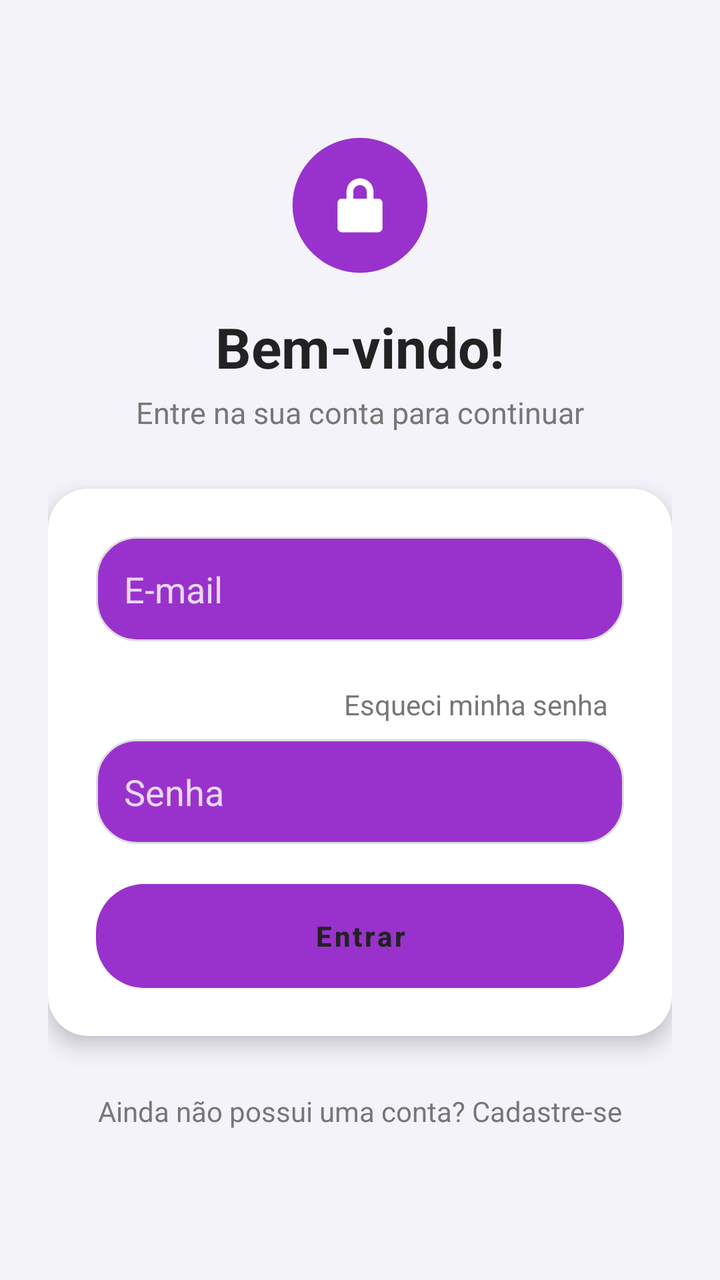
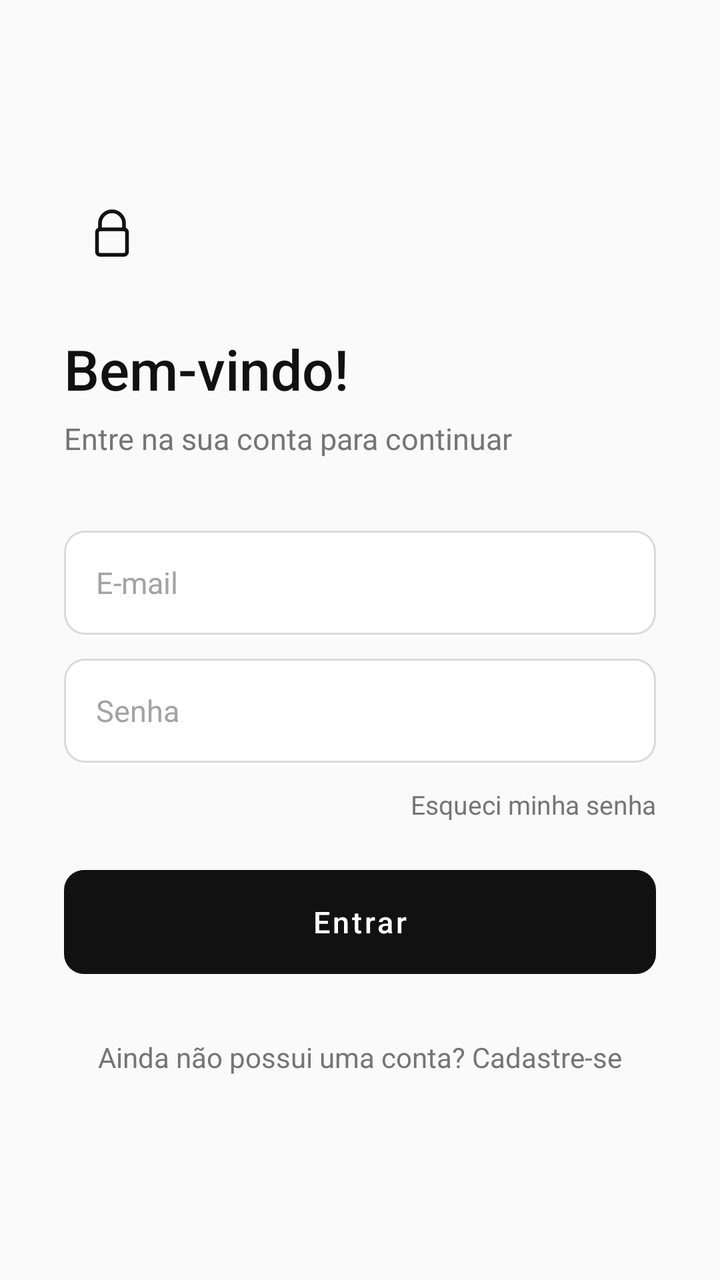

Two renders of the same Android screen: before a commit and after it. Below are the layout's source before the change and the commit's diff.
<!-- AndroidManifest.xml: application theme Theme.LoginFirebase -->
<!-- res/layout/activity_login.xml -->
<?xml version="1.0" encoding="utf-8"?>
<ScrollView xmlns:android="http://schemas.android.com/apk/res/android"
    xmlns:app="http://schemas.android.com/apk/res-auto"
    android:layout_width="match_parent"
    android:layout_height="match_parent"
    android:background="@color/screen_background"
    android:fillViewport="true">

    <LinearLayout
        android:layout_width="match_parent"
        android:layout_height="match_parent"
        android:orientation="vertical"
        android:gravity="center"
        android:padding="24dp">

        <ImageView
            android:layout_width="72dp"
            android:layout_height="72dp"
            android:layout_marginBottom="16dp"
            android:contentDescription="@string/app_name"
            android:src="@drawable/ic_lock_circle" />

        <TextView
            android:layout_width="wrap_content"
            android:layout_height="wrap_content"
            android:text="@string/login_title"
            android:textSize="28sp"
            android:textStyle="bold"
            android:textColor="@color/text_title"
            android:layout_marginBottom="4dp" />

        <TextView
            android:layout_width="wrap_content"
            android:layout_height="wrap_content"
            android:text="@string/login_subtitle"
            android:textSize="15sp"
            android:textColor="@color/text_subtitle"
            android:layout_marginBottom="28dp" />

        <com.google.android.material.card.MaterialCardView
            android:layout_width="match_parent"
            android:layout_height="wrap_content"
            app:cardCornerRadius="20dp"
            app:cardElevation="6dp"
            app:cardBackgroundColor="@color/white">

            <LinearLayout
                android:layout_width="match_parent"
                android:layout_height="wrap_content"
                android:orientation="vertical"
                android:padding="24dp">

                <EditText
                    android:id="@+id/editEmail"
                    android:layout_width="match_parent"
                    android:layout_height="wrap_content"
                    android:background="@drawable/edittext_background"
                    android:hint="@string/hint_email"
                    android:textColor="@color/white"
                    android:textColorHint="@color/hint_on_purple"
                    android:inputType="textEmailAddress"
                    android:padding="14dp"
                    android:layout_marginBottom="14dp"
                    android:autofillHints="emailAddress" />

                <TextView
                    android:id="@+id/txtRecuperarSenha"
                    android:layout_width="wrap_content"
                    android:layout_height="wrap_content"
                    android:text="@string/forgot_password"
                    android:textColor="@color/text_subtitle"
                    android:padding="8dp"
                    android:layout_gravity="end"
                    android:clickable="true"
                    android:focusable="true" />


                <EditText
                    android:id="@+id/editSenha"
                    android:layout_width="match_parent"
                    android:layout_height="wrap_content"
                    android:background="@drawable/edittext_background"
                    android:hint="@string/hint_senha"
                    android:textColor="@color/white"
                    android:textColorHint="@color/hint_on_purple"
                    android:inputType="textPassword"
                    android:padding="14dp"
                    android:layout_marginBottom="20dp"
                    android:autofillHints="password" />

                <Button
                    android:id="@+id/btnLogin"
                    android:layout_width="match_parent"
                    android:layout_height="52dp"
                    android:background="@drawable/button_login_background"
                    android:text="@string/btn_entrar"
                    android:textColor="@color/text_title"
                    android:textStyle="bold"
                    android:textAllCaps="false"
                    android:elevation="0dp"
                    android:stateListAnimator="@null" />

                <ProgressBar
                    android:id="@+id/progressBar"
                    android:layout_width="wrap_content"
                    android:layout_height="wrap_content"
                    android:layout_marginTop="16dp"
                    android:layout_gravity="center"
                    android:visibility="gone" />

            </LinearLayout>

        </com.google.android.material.card.MaterialCardView>

        <TextView
            android:id="@+id/txtCadastro"
            android:layout_width="wrap_content"
            android:layout_height="wrap_content"
            android:text="@string/txt_cadastro"
            android:textSize="14sp"
            android:textColor="@color/text_subtitle"
            android:padding="8dp"
            android:layout_marginTop="20dp"
            android:clickable="true"
            android:focusable="true" />

    </LinearLayout>

</ScrollView>
<!-- resources referenced by this layout -->
<resources>
  <color name="hint_on_purple">#EAD8F5</color>
  <color name="screen_background">#F5F3FA</color>
  <color name="text_subtitle">#777777</color>
  <color name="text_title">#222222</color>
  <color name="white">#FFFFFFFF</color>
  <!-- drawable button_login_background (drawable) -->
  <?xml version="1.0" encoding="utf-8"?>
  <ripple xmlns:android="http://schemas.android.com/apk/res/android"
      android:color="@color/text_title">
  
      <item>
          <shape android:shape="rectangle">
              <solid android:color="@color/login_button" />
              <corners android:radius="24dp" />
          </shape>
      </item>
  
  </ripple>
  <!-- drawable edittext_background (drawable) -->
  <?xml version="1.0" encoding="utf-8"?>
  <shape xmlns:android="http://schemas.android.com/apk/res/android"
      android:shape="rectangle">
  
      <solid android:color="@color/login_field_bg" />
  
      <corners android:radius="20dp" />
  
      <stroke
          android:width="1dp"
          android:color="@color/login_field_stroke" />
  
      <padding
          android:left="16dp"
          android:right="16dp"
          android:top="4dp"
          android:bottom="4dp" />
  
  </shape>
  <!-- drawable ic_lock_circle (drawable) -->
  <?xml version="1.0" encoding="utf-8"?>
  <vector xmlns:android="http://schemas.android.com/apk/res/android"
      android:width="64dp"
      android:height="64dp"
      android:viewportWidth="64"
      android:viewportHeight="64">
  
      <path
          android:pathData="M32,2 A30,30 0 1,0 32,62 A30,30 0 1,0 32,2 Z"
          android:fillColor="@color/login_field_bg" />
  
      <path
          android:pathData="M32,20 C28.7,20 26,22.7 26,26 L26,29 L24,29 C22.9,29 22,29.9 22,31 L22,42 C22,43.1 22.9,44 24,44 L40,44 C41.1,44 42,43.1 42,42 L42,31 C42,29.9 41.1,29 40,29 L38,29 L38,26 C38,22.7 35.3,20 32,20 Z M32,23 C33.66,23 35,24.34 35,26 L35,29 L29,29 L29,26 C29,24.34 30.34,23 32,23 Z"
          android:fillColor="@color/white" />
  
  </vector>
  <string name="app_name">CampusHub</string>
  <string name="btn_entrar">Entrar</string>
  <string name="forgot_password">Esqueci minha senha</string>
  <string name="hint_email">E-mail</string>
  <string name="hint_senha">Senha</string>
  <string name="login_subtitle">Entre na sua conta para continuar</string>
  <string name="login_title">Bem-vindo!</string>
  <string name="txt_cadastro">Ainda não possui uma conta? Cadastre-se</string>
  <style name="Theme.LoginFirebase" parent="Theme.MaterialComponents.DayNight.NoActionBar">
          
          <item name="colorPrimary">@color/login_field_bg</item>
          <item name="colorPrimaryVariant">@color/login_field_bg</item>
          <item name="colorOnPrimary">@color/white</item>
          
          <item name="colorSecondary">@color/login_button</item>
          <item name="colorSecondaryVariant">@color/login_button</item>
          <item name="colorOnSecondary">@color/text_title</item>
          
          <item name="android:statusBarColor">@color/login_field_bg</item>
          <item name="android:windowBackground">@color/screen_background</item>
      </style>
  <color name="login_button">#7FFF00</color>
  <color name="login_field_bg">#9932CC</color>
  <color name="login_field_stroke">#DDDDDD</color>
</resources>

<!-- the commit's change to res/layout/activity_login.xml (unified diff, before → after) -->
@@ -1,6 +1,5 @@
 <?xml version="1.0" encoding="utf-8"?>
 <ScrollView xmlns:android="http://schemas.android.com/apk/res/android"
-    xmlns:app="http://schemas.android.com/apk/res-auto"
     android:layout_width="match_parent"
     android:layout_height="match_parent"
     android:background="@color/screen_background"
@@ -10,13 +9,13 @@
         android:layout_width="match_parent"
         android:layout_height="match_parent"
         android:orientation="vertical"
-        android:gravity="center"
-        android:padding="24dp">
+        android:gravity="center_vertical"
+        android:padding="32dp">
 
         <ImageView
-            android:layout_width="72dp"
-            android:layout_height="72dp"
-            android:layout_marginBottom="16dp"
+            android:layout_width="48dp"
+            android:layout_height="48dp"
+            android:layout_marginBottom="24dp"
             android:contentDescription="@string/app_name"
             android:src="@drawable/ic_lock_circle" />
 
@@ -25,9 +24,9 @@
             android:layout_height="wrap_content"
             android:text="@string/login_title"
             android:textSize="28sp"
-            android:textStyle="bold"
+            android:fontFamily="sans-serif-medium"
             android:textColor="@color/text_title"
-            android:layout_marginBottom="4dp" />
+            android:layout_marginBottom="6dp" />
 
         <TextView
             android:layout_width="wrap_content"
@@ -35,82 +34,72 @@
             android:text="@string/login_subtitle"
             android:textSize="15sp"
             android:textColor="@color/text_subtitle"
-            android:layout_marginBottom="28dp" />
+            android:layout_marginBottom="36dp" />
 
-        <com.google.android.material.card.MaterialCardView
+        <EditText
+            android:id="@+id/editEmail"
             android:layout_width="match_parent"
+            android:layout_height="52dp"
+            android:background="@drawable/edittext_background"
+            android:hint="@string/hint_email"
+            android:textColor="@color/text_title"
+            android:textColorHint="@color/text_hint"
+            android:textSize="15sp"
+            android:inputType="textEmailAddress"
+            android:paddingLeft="16dp"
+            android:paddingRight="16dp"
+            android:layout_marginBottom="12dp"
+            android:autofillHints="emailAddress" />
+
+        <EditText
+            android:id="@+id/editSenha"
+            android:layout_width="match_parent"
+            android:layout_height="52dp"
+            android:background="@drawable/edittext_background"
+            android:hint="@string/hint_senha"
+            android:textColor="@color/text_title"
+            android:textColorHint="@color/text_hint"
+            android:textSize="15sp"
+            android:inputType="textPassword"
+            android:paddingLeft="16dp"
+            android:paddingRight="16dp"
+            android:layout_marginBottom="4dp"
+            android:autofillHints="password" />
+
+        <TextView
+            android:id="@+id/txtRecuperarSenha"
+            android:layout_width="wrap_content"
             android:layout_height="wrap_content"
-            app:cardCornerRadius="20dp"
-            app:cardElevation="6dp"
-            app:cardBackgroundColor="@color/white">
+            android:text="@string/forgot_password"
+            android:textSize="13sp"
+            android:textColor="@color/text_subtitle"
+            android:paddingTop="8dp"
+            android:paddingBottom="8dp"
+            android:layout_gravity="end"
+            android:layout_marginBottom="16dp"
+            android:clickable="true"
+            android:focusable="true" />
 
-            <LinearLayout
-                android:layout_width="match_parent"
-                android:layout_height="wrap_content"
-                android:orientation="vertical"
-                android:padding="24dp">
+        <Button
+            android:id="@+id/btnLogin"
+            android:layout_width="match_parent"
+            android:layout_height="52dp"
+            android:background="@drawable/button_login_background"
+            android:text="@string/btn_entrar"
+            android:textColor="@color/white"
+            android:textSize="15sp"
+            android:fontFamily="sans-serif-medium"
+            android:textAllCaps="false"
+            android:elevation="0dp"
+            android:stateListAnimator="@null" />
 
-                <EditText
-                    android:id="@+id/editEmail"
-                    android:layout_width="match_parent"
-                    android:layout_height="wrap_content"
-                    android:background="@drawable/edittext_background"
-                    android:hint="@string/hint_email"
-                    android:textColor="@color/white"
-                    android:textColorHint="@color/hint_on_purple"
-                    android:inputType="textEmailAddress"
-                    android:padding="14dp"
-                    android:layout_marginBottom="14dp"
-                    android:autofillHints="emailAddress" />
-
-                <TextView
-                    android:id="@+id/txtRecuperarSenha"
-                    android:layout_width="wrap_content"
-                    android:layout_height="wrap_content"
-                    android:text="@string/forgot_password"
-                    android:textColor="@color/text_subtitle"
-                    android:padding="8dp"
-                    android:layout_gravity="end"
-                    android:clickable="true"
-                    android:focusable="true" />
-
-
-                <EditText
-                    android:id="@+id/editSenha"
-                    android:layout_width="match_parent"
-                    android:layout_height="wrap_content"
-                    android:background="@drawable/edittext_background"
-                    android:hint="@string/hint_senha"
-                    android:textColor="@color/white"
-                    android:textColorHint="@color/hint_on_purple"
-                    android:inputType="textPassword"
-                    android:padding="14dp"
-                    android:layout_marginBottom="20dp"
-                    android:autofillHints="password" />
-
-                <Button
-                    android:id="@+id/btnLogin"
-                    android:layout_width="match_parent"
-                    android:layout_height="52dp"
-                    android:background="@drawable/button_login_background"
-                    android:text="@string/btn_entrar"
-                    android:textColor="@color/text_title"
-                    android:textStyle="bold"
-                    android:textAllCaps="false"
-                    android:elevation="0dp"
-                    android:stateListAnimator="@null" />
-
-                <ProgressBar
-                    android:id="@+id/progressBar"
-                    android:layout_width="wrap_content"
-                    android:layout_height="wrap_content"
-                    android:layout_marginTop="16dp"
-                    android:layout_gravity="center"
-                    android:visibility="gone" />
-
-            </LinearLayout>
-
-        </com.google.android.material.card.MaterialCardView>
+        <ProgressBar
+            android:id="@+id/progressBar"
+            android:layout_width="wrap_content"
+            android:layout_height="wrap_content"
+            android:layout_marginTop="16dp"
+            android:layout_gravity="center"
+            android:visibility="gone" />
 
         <TextView
             android:id="@+id/txtCadastro"
@@ -120,7 +109,8 @@
             android:textSize="14sp"
             android:textColor="@color/text_subtitle"
             android:padding="8dp"
-            android:layout_marginTop="20dp"
+            android:layout_marginTop="24dp"
+            android:layout_gravity="center_horizontal"
             android:clickable="true"
             android:focusable="true" />
 
<!-- resource entries referenced after the edit -->
@@ -1,58 +1,65 @@
 <!-- resources referenced by this layout -->
 <resources>
-  <color name="hint_on_purple">#EAD8F5</color>
-  <color name="screen_background">#F5F3FA</color>
-  <color name="text_subtitle">#777777</color>
-  <color name="text_title">#222222</color>
+  <color name="screen_background">#FFFAFAFA</color>
+  <color name="text_hint">#FFA3A3A3</color>
+  <color name="text_subtitle">#FF757575</color>
+  <color name="text_title">#FF111111</color>
   <color name="white">#FFFFFFFF</color>
   <!-- drawable button_login_background (drawable) -->
   <?xml version="1.0" encoding="utf-8"?>
   <ripple xmlns:android="http://schemas.android.com/apk/res/android"
-      android:color="@color/text_title">
+      android:color="#33FFFFFF">
   
       <item>
           <shape android:shape="rectangle">
               <solid android:color="@color/login_button" />
-              <corners android:radius="24dp" />
+              <corners android:radius="10dp" />
           </shape>
       </item>
   
   </ripple>
   <!-- drawable edittext_background (drawable) -->
   <?xml version="1.0" encoding="utf-8"?>
-  <shape xmlns:android="http://schemas.android.com/apk/res/android"
-      android:shape="rectangle">
+  <selector xmlns:android="http://schemas.android.com/apk/res/android">
   
-      <solid android:color="@color/login_field_bg" />
+      <item android:state_focused="true">
+          <shape android:shape="rectangle">
+              <solid android:color="@color/login_field_bg" />
+              <corners android:radius="10dp" />
+              <stroke android:width="1dp" android:color="@color/text_title" />
+          </shape>
+      </item>
   
-      <corners android:radius="20dp" />
+      <item>
+          <shape android:shape="rectangle">
+              <solid android:color="@color/login_field_bg" />
+              <corners android:radius="10dp" />
+              <stroke android:width="1dp" android:color="@color/login_field_stroke" />
+          </shape>
+      </item>
   
-      <stroke
-          android:width="1dp"
-          android:color="@color/login_field_stroke" />
-  
-      <padding
-          android:left="16dp"
-          android:right="16dp"
-          android:top="4dp"
-          android:bottom="4dp" />
-  
-  </shape>
+  </selector>
   <!-- drawable ic_lock_circle (drawable) -->
   <?xml version="1.0" encoding="utf-8"?>
   <vector xmlns:android="http://schemas.android.com/apk/res/android"
-      android:width="64dp"
-      android:height="64dp"
+      android:width="48dp"
+      android:height="48dp"
       android:viewportWidth="64"
       android:viewportHeight="64">
   
       <path
-          android:pathData="M32,2 A30,30 0 1,0 32,62 A30,30 0 1,0 32,2 Z"
-          android:fillColor="@color/login_field_bg" />
+          android:pathData="M24,28 L24,24 A8,8 0 0,1 40,24 L40,28"
+          android:strokeColor="@color/text_title"
+          android:strokeWidth="2.5"
+          android:strokeLineCap="round"
+          android:fillColor="#00000000" />
   
       <path
-          android:pathData="M32,20 C28.7,20 26,22.7 26,26 L26,29 L24,29 C22.9,29 22,29.9 22,31 L22,42 C22,43.1 22.9,44 24,44 L40,44 C41.1,44 42,43.1 42,42 L42,31 C42,29.9 41.1,29 40,29 L38,29 L38,26 C38,22.7 35.3,20 32,20 Z M32,23 C33.66,23 35,24.34 35,26 L35,29 L29,29 L29,26 C29,24.34 30.34,23 32,23 Z"
-          android:fillColor="@color/white" />
+          android:pathData="M24,28 L40,28 A2,2 0 0,1 42,30 L42,43 A2,2 0 0,1 40,45 L24,45 A2,2 0 0,1 22,43 L22,30 A2,2 0 0,1 24,28 Z"
+          android:strokeColor="@color/text_title"
+          android:strokeWidth="2.5"
+          android:strokeLineJoin="round"
+          android:fillColor="#00000000" />
   
   </vector>
   <string name="app_name">CampusHub</string>
@@ -63,21 +70,28 @@
   <string name="login_subtitle">Entre na sua conta para continuar</string>
   <string name="login_title">Bem-vindo!</string>
   <string name="txt_cadastro">Ainda não possui uma conta? Cadastre-se</string>
-  <style name="Theme.LoginFirebase" parent="Theme.MaterialComponents.DayNight.NoActionBar">
-          
-          <item name="colorPrimary">@color/login_field_bg</item>
-          <item name="colorPrimaryVariant">@color/login_field_bg</item>
+  <style name="Theme.LoginFirebase" parent="Theme.MaterialComponents.Light.NoActionBar">
+          <item name="colorPrimary">@color/text_title</item>
+          <item name="colorPrimaryVariant">@color/black</item>
           <item name="colorOnPrimary">@color/white</item>
-          
-          <item name="colorSecondary">@color/login_button</item>
-          <item name="colorSecondaryVariant">@color/login_button</item>
-          <item name="colorOnSecondary">@color/text_title</item>
-          
-          <item name="android:statusBarColor">@color/login_field_bg</item>
+          <item name="colorSecondary">@color/text_title</item>
+          <item name="colorSecondaryVariant">@color/black</item>
+          <item name="colorOnSecondary">@color/white</item>
+  
+          <item name="colorControlNormal">@color/text_hint</item>
+          <item name="colorControlActivated">@color/text_title</item>
+  
+          <item name="android:textColorPrimary">@color/text_title</item>
+          <item name="android:textColorSecondary">@color/text_subtitle</item>
+          <item name="android:textColorHint">@color/text_hint</item>
+  
+          <item name="android:statusBarColor">@color/screen_background</item>
+          <item name="android:windowLightStatusBar">true</item>
           <item name="android:windowBackground">@color/screen_background</item>
       </style>
-  <color name="login_button">#7FFF00</color>
-  <color name="login_field_bg">#9932CC</color>
-  <color name="login_field_stroke">#DDDDDD</color>
+  <color name="login_button">#FF111111</color>
+  <color name="login_field_bg">#FFFFFFFF</color>
+  <color name="login_field_stroke">#FFDADADA</color>
+  <color name="black">#FF000000</color>
 </resources>
 
